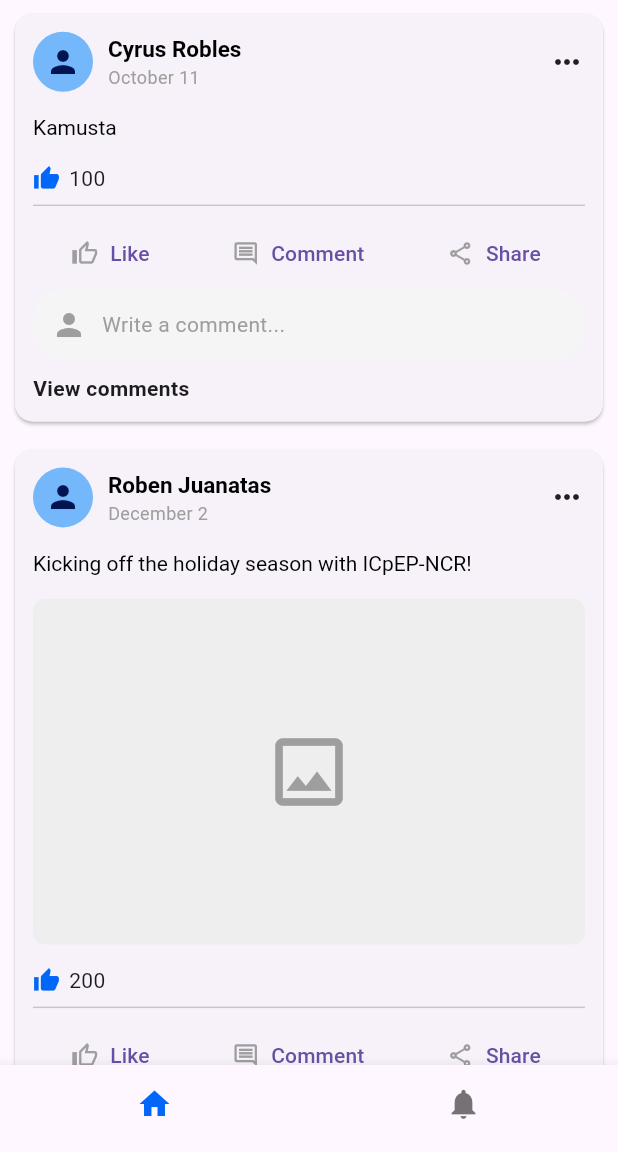
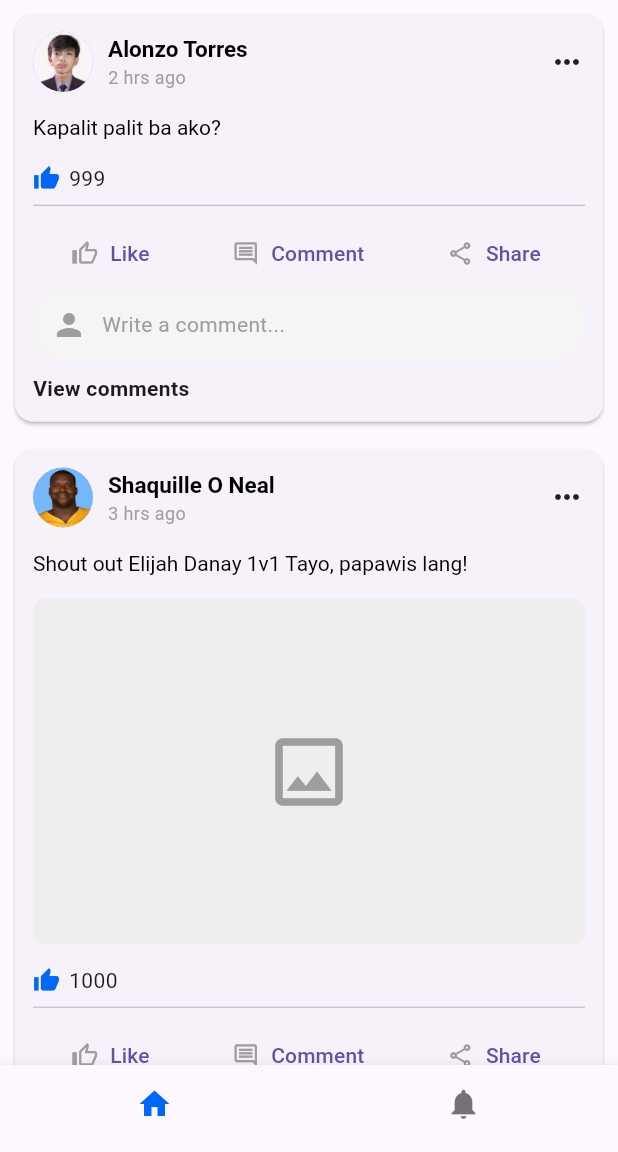
Before and after one commit to alonzoo28/torres_mobprogAY2627, a Flutter app: the screen it shows after launch, on a phone screen of 412 x 824 dp, the part 84-1236 px from its top. Run offline on Flutter 3.47's test engine with Material 3 defaults, Android fonts, the phone set to English and light mode, and no system bars; our stand-ins replace flutter_screenutil; Roboto replaces fonts that are missing (Frutiger).

Commit message:
Updated newsfeed and added profile pictures

```diff
--- a/torres_mobprog/lib/screens/newsfeed_screen.dart
+++ b/torres_mobprog/lib/screens/newsfeed_screen.dart
@@ -10,18 +10,20 @@ class NewsFeedScreen extends StatelessWidget {
     return ListView(
       children: const [
         NewsFeedCard(
-          userName: 'Cyrus Robles',
-          postContent: 'Kamusta',
-          numOfLikes: 100,
-          date: 'October 11',
+          userName: 'Alonzo Torres',
+          postContent: 'Kapalit palit ba ako?',
+          numOfLikes: 999,
+          date: '2 hrs ago',
+          userAvatar: 'assets/images/formal_picture.jpg',
         ),
         NewsFeedCard(
-          userName: 'Roben Juanatas',
+          userName: 'Shaquille O Neal',
           postContent:
-              'Kicking off the holiday season with ICpEP-NCR!',
-          numOfLikes: 200,
+              'Shout out Elijah Danay 1v1 Tayo, papawis lang!',
+          numOfLikes: 1000,
           hasImage: true,
-          date: 'December 2',
+          date: '3 hrs ago',
+          userAvatar: 'assets/images/shaq.webp',
         ),
       ],
     );
--- a/torres_mobprog/lib/widgets/newsfeed_card.dart
+++ b/torres_mobprog/lib/widgets/newsfeed_card.dart
@@ -10,6 +10,7 @@ class NewsFeedCard extends StatefulWidget {
   final int numOfLikes;
   final String date;
   final bool hasImage;
+  final String? userAvatar;
 
   const NewsFeedCard({
     super.key,
@@ -18,6 +19,7 @@ class NewsFeedCard extends StatefulWidget {
     required this.numOfLikes,
     required this.date,
     this.hasImage = false,
+    this.userAvatar,
   });
 
   @override
@@ -53,10 +55,12 @@ class _NewsFeedCardState extends State<NewsFeedCard> {
               children: [
                 CircleAvatar(
                   backgroundColor: FB_LIGHT_PRIMARY,
-                  child: Icon(
-                    Icons.person,
-                    color: FB_DARK_PRIMARY,
-                  ),
+                  backgroundImage: widget.userAvatar != null
+                      ? AssetImage(widget.userAvatar!)
+                      : null,
+                  child: widget.userAvatar == null
+                      ? Icon(Icons.person, color: FB_DARK_PRIMARY)
+                      : null,
                 ),
                 SizedBox(width: 10.w),
                 Expanded(
@@ -82,15 +86,12 @@ class _NewsFeedCardState extends State<NewsFeedCard> {
                 Icon(Icons.more_horiz),
               ],
             ),
-
             SizedBox(height: 12.h),
-
             CustomText(
               text: widget.postContent,
               fontSize: 14.sp,
               color: Colors.black,
             ),
-
             if (widget.hasImage) ...[
               SizedBox(height: 12.h),
               Container(
@@ -107,9 +108,7 @@ class _NewsFeedCardState extends State<NewsFeedCard> {
                 ),
               ),
             ],
-
             SizedBox(height: 12.h),
-
             Row(
               children: [
                 Icon(
@@ -121,9 +120,7 @@ class _NewsFeedCardState extends State<NewsFeedCard> {
                 Text('$likes'),
               ],
             ),
-
             Divider(),
-
             Row(
               mainAxisAlignment: MainAxisAlignment.spaceAround,
               children: [
@@ -138,9 +135,7 @@ class _NewsFeedCardState extends State<NewsFeedCard> {
                     isLiked
                         ? Icons.thumb_up
                         : Icons.thumb_up_outlined,
-                    color: isLiked
-                        ? FB_PRIMARY
-                        : Colors.grey,
+                    color: isLiked ? FB_PRIMARY : Colors.grey,
                   ),
                   label: Text('Like'),
                 ),
@@ -162,7 +157,6 @@ class _NewsFeedCardState extends State<NewsFeedCard> {
                 ),
               ],
             ),
-
             Container(
               padding: EdgeInsets.symmetric(
                 horizontal: 12.w,
@@ -174,10 +168,7 @@ class _NewsFeedCardState extends State<NewsFeedCard> {
               ),
               child: Row(
                 children: [
-                  Icon(
-                    Icons.person,
-                    color: Colors.grey,
-                  ),
+                  Icon(Icons.person, color: Colors.grey),
                   SizedBox(width: 10.w),
                   Text(
                     'Write a comment...',
@@ -186,7 +177,6 @@ class _NewsFeedCardState extends State<NewsFeedCard> {
                 ],
               ),
             ),
-
             SizedBox(height: 8.h),
             Text(
               'View comments',
--- a/torres_mobprog/pubspec.yaml
+++ b/torres_mobprog/pubspec.yaml
@@ -19,3 +19,7 @@ dev_dependencies:
 
 flutter:
   uses-material-design: true
+
+
+  assets:
+    - assets/images/
```
Also changed, not shown: torres_mobprog/assets/images/formal_picture.jpg (added), torres_mobprog/assets/images/shaq.webp (added), torres_mobprog/pubspec.lock, 1 other file.
